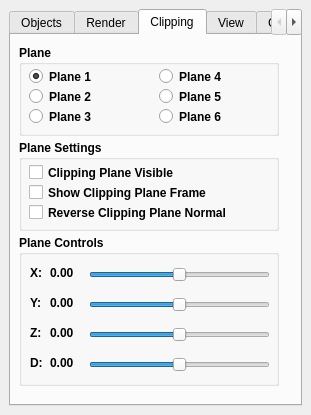
The window that src/Interface/Modules/Render/ViewSceneControls.ui (SCIInstitute/SCIRun) describes before a commit, drawn with Qt 5.
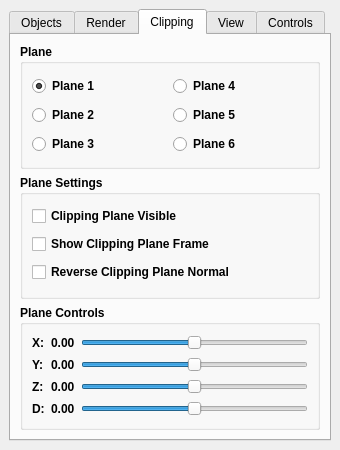
The same window after the commit. The open tabs and pages were chosen to show the change.

Commit message: Adjust VSCP GUI Closes #256

What changed in the file:
```diff
--- a/src/Interface/Modules/Render/ViewSceneControls.ui
+++ b/src/Interface/Modules/Render/ViewSceneControls.ui
@@ -6,14 +6,14 @@
    <rect>
     <x>0</x>
     <y>0</y>
-    <width>311</width>
-    <height>415</height>
+    <width>340</width>
+    <height>450</height>
    </rect>
   </property>
   <property name="minimumSize">
    <size>
-    <width>300</width>
-    <height>415</height>
+    <width>340</width>
+    <height>450</height>
    </size>
   </property>
   <property name="windowTitle">
@@ -221,18 +221,12 @@
        <attribute name="title">
         <string>Clipping</string>
        </attribute>
+       <layout class="QVBoxLayout" name="verticalLayout">
+        <item>
        <widget class="QGroupBox" name="groupBox_3">
         <property name="enabled">
          <bool>true</bool>
         </property>
-        <property name="geometry">
-         <rect>
-          <x>8</x>
-          <y>10</y>
-          <width>260</width>
-          <height>91</height>
-         </rect>
-        </property>
         <property name="font">
          <font>
           <weight>75</weight>
@@ -242,53 +236,22 @@
         <property name="title">
          <string>Plane</string>
         </property>
-        <widget class="QRadioButton" name="plane6RadioButton_">
-         <property name="enabled">
-          <bool>true</bool>
-         </property>
-         <property name="geometry">
-          <rect>
-           <x>140</x>
-           <y>63</y>
-           <width>91</width>
-           <height>17</height>
-          </rect>
-         </property>
+          <layout class="QGridLayout" name="gridLayout_2">
+           <item row="0" column="0">
+            <widget class="QRadioButton" name="plane1RadioButton_">
          <property name="text">
-          <string>Plane 6</string>
+              <string>Plane 1</string>
          </property>
          <property name="checked">
-          <bool>false</bool>
+              <bool>true</bool>
          </property>
          <attribute name="buttonGroup">
           <string notr="true">planeButtonGroup_</string>
          </attribute>
         </widget>
-        <widget class="QRadioButton" name="plane5RadioButton_">
-         <property name="geometry">
-          <rect>
-           <x>140</x>
-           <y>43</y>
-           <width>91</width>
-           <height>17</height>
-          </rect>
-         </property>
-         <property name="text">
-          <string>Plane 5</string>
-         </property>
-         <attribute name="buttonGroup">
-          <string notr="true">planeButtonGroup_</string>
-         </attribute>
-        </widget>
+           </item>
+           <item row="0" column="1">
         <widget class="QRadioButton" name="plane4RadioButton_">
-         <property name="geometry">
-          <rect>
-           <x>140</x>
-           <y>23</y>
-           <width>91</width>
-           <height>17</height>
-          </rect>
-         </property>
          <property name="text">
           <string>Plane 4</string>
          </property>
@@ -296,31 +259,9 @@
           <string notr="true">planeButtonGroup_</string>
          </attribute>
         </widget>
-        <widget class="QRadioButton" name="plane3RadioButton_">
-         <property name="geometry">
-          <rect>
-           <x>10</x>
-           <y>63</y>
-           <width>91</width>
-           <height>17</height>
-          </rect>
-         </property>
-         <property name="text">
-          <string>Plane 3</string>
-         </property>
-         <attribute name="buttonGroup">
-          <string notr="true">planeButtonGroup_</string>
-         </attribute>
-        </widget>
+           </item>
+           <item row="1" column="0">
         <widget class="QRadioButton" name="plane2RadioButton_">
-         <property name="geometry">
-          <rect>
-           <x>10</x>
-           <y>43</y>
-           <width>91</width>
-           <height>17</height>
-          </rect>
-         </property>
          <property name="text">
           <string>Plane 2</string>
          </property>
@@ -328,35 +269,48 @@
           <string notr="true">planeButtonGroup_</string>
          </attribute>
         </widget>
-        <widget class="QRadioButton" name="plane1RadioButton_">
-         <property name="geometry">
-          <rect>
-           <x>10</x>
-           <y>23</y>
-           <width>91</width>
-           <height>17</height>
-          </rect>
-         </property>
+           </item>
+           <item row="1" column="1">
+            <widget class="QRadioButton" name="plane5RadioButton_">
+             <property name="text">
+              <string>Plane 5</string>
+             </property>
+             <attribute name="buttonGroup">
+              <string notr="true">planeButtonGroup_</string>
+             </attribute>
+            </widget>
+           </item>
+           <item row="2" column="0">
+            <widget class="QRadioButton" name="plane3RadioButton_">
          <property name="text">
-          <string>Plane 1</string>
-         </property>
-         <property name="checked">
+              <string>Plane 3</string>
+             </property>
+             <attribute name="buttonGroup">
+              <string notr="true">planeButtonGroup_</string>
+             </attribute>
+            </widget>
+           </item>
+           <item row="2" column="1">
+            <widget class="QRadioButton" name="plane6RadioButton_">
+             <property name="enabled">
           <bool>true</bool>
          </property>
+             <property name="text">
+              <string>Plane 6</string>
+             </property>
+             <property name="checked">
+              <bool>false</bool>
+             </property>
          <attribute name="buttonGroup">
           <string notr="true">planeButtonGroup_</string>
          </attribute>
         </widget>
-       </widget>
+           </item>
+          </layout>
+         </widget>
+        </item>
+        <item>
        <widget class="QGroupBox" name="groupBox_4">
-        <property name="geometry">
-         <rect>
-          <x>8</x>
-          <y>105</y>
-          <width>260</width>
-          <height>91</height>
-         </rect>
-        </property>
         <property name="font">
          <font>
           <weight>75</weight>
@@ -366,55 +320,33 @@
         <property name="title">
          <string>Plane Settings</string>
         </property>
+          <layout class="QVBoxLayout" name="verticalLayout_2">
+           <item>
         <widget class="QCheckBox" name="planeVisibleCheckBox_">
-         <property name="geometry">
-          <rect>
-           <x>10</x>
-           <y>24</y>
-           <width>240</width>
-           <height>17</height>
-          </rect>
-         </property>
          <property name="text">
           <string>Clipping Plane Visible</string>
          </property>
         </widget>
+           </item>
+           <item>
         <widget class="QCheckBox" name="showPlaneFrameCheckBox_">
-         <property name="geometry">
-          <rect>
-           <x>10</x>
-           <y>44</y>
-           <width>240</width>
-           <height>17</height>
-          </rect>
-         </property>
          <property name="text">
           <string>Show Clipping Plane Frame</string>
          </property>
         </widget>
+           </item>
+           <item>
         <widget class="QCheckBox" name="reversePlaneNormalCheckBox_">
-         <property name="geometry">
-          <rect>
-           <x>10</x>
-           <y>64</y>
-           <width>240</width>
-           <height>17</height>
-          </rect>
-         </property>
          <property name="text">
           <string>Reverse Clipping Plane Normal</string>
          </property>
         </widget>
-       </widget>
+           </item>
+          </layout>
+         </widget>
+        </item>
+        <item>
        <widget class="QGroupBox" name="groupBox_5">
-        <property name="geometry">
-         <rect>
-          <x>8</x>
-          <y>200</y>
-          <width>260</width>
-          <height>151</height>
-         </rect>
-        </property>
         <property name="font">
          <font>
           <weight>75</weight>
@@ -424,167 +356,9 @@
         <property name="title">
          <string>Plane Controls</string>
         </property>
-        <widget class="QLabel" name="label_4">
-         <property name="geometry">
-          <rect>
-           <x>11</x>
-           <y>120</y>
-           <width>16</width>
-           <height>16</height>
-          </rect>
-         </property>
-         <property name="font">
-          <font>
-           <weight>75</weight>
-           <bold>true</bold>
-          </font>
-         </property>
-         <property name="text">
-          <string>D:</string>
-         </property>
-        </widget>
-        <widget class="QLabel" name="dSliderValueLabel_">
-         <property name="geometry">
-          <rect>
-           <x>31</x>
-           <y>120</y>
-           <width>41</width>
-           <height>16</height>
-          </rect>
-         </property>
-         <property name="font">
-          <font>
-           <weight>75</weight>
-           <bold>true</bold>
-          </font>
-         </property>
-         <property name="text">
-          <string>0.00</string>
-         </property>
-        </widget>
-        <widget class="QSlider" name="zValueHorizontalSlider_">
-         <property name="geometry">
-          <rect>
-           <x>70</x>
-           <y>90</y>
-           <width>181</width>
-           <height>20</height>
-          </rect>
-         </property>
-         <property name="minimum">
-          <number>-100</number>
-         </property>
-         <property name="maximum">
-          <number>100</number>
-         </property>
-         <property name="orientation">
-          <enum>Qt::Horizontal</enum>
-         </property>
-        </widget>
-        <widget class="QLabel" name="label_3">
-         <property name="geometry">
-          <rect>
-           <x>11</x>
-           <y>90</y>
-           <width>16</width>
-           <height>16</height>
-          </rect>
-         </property>
-         <property name="font">
-          <font>
-           <weight>75</weight>
-           <bold>true</bold>
-          </font>
-         </property>
-         <property name="text">
-          <string>Z:</string>
-         </property>
-        </widget>
-        <widget class="QLabel" name="xSliderValueLabel_">
-         <property name="geometry">
-          <rect>
-           <x>31</x>
-           <y>30</y>
-           <width>41</width>
-           <height>16</height>
-          </rect>
-         </property>
-         <property name="font">
-          <font>
-           <weight>75</weight>
-           <bold>true</bold>
-          </font>
-         </property>
-         <property name="text">
-          <string>0.00</string>
-         </property>
-        </widget>
-        <widget class="QSlider" name="dValueHorizontalSlider_">
-         <property name="geometry">
-          <rect>
-           <x>70</x>
-           <y>120</y>
-           <width>181</width>
-           <height>20</height>
-          </rect>
-         </property>
-         <property name="minimum">
-          <number>-100</number>
-         </property>
-         <property name="maximum">
-          <number>100</number>
-         </property>
-         <property name="orientation">
-          <enum>Qt::Horizontal</enum>
-         </property>
-        </widget>
-        <widget class="QLabel" name="ySliderValueLabel_">
-         <property name="geometry">
-          <rect>
-           <x>31</x>
-           <y>60</y>
-           <width>41</width>
-           <height>16</height>
-          </rect>
-         </property>
-         <property name="font">
-          <font>
-           <weight>75</weight>
-           <bold>true</bold>
-          </font>
-         </property>
-         <property name="text">
-          <string>0.00</string>
-         </property>
-        </widget>
-        <widget class="QSlider" name="xValueHorizontalSlider_">
-         <property name="geometry">
-          <rect>
-           <x>70</x>
-           <y>30</y>
-           <width>181</width>
-           <height>20</height>
-          </rect>
-         </property>
-         <property name="minimum">
-          <number>-100</number>
-         </property>
-         <property name="maximum">
-          <number>100</number>
-         </property>
-         <property name="orientation">
-          <enum>Qt::Horizontal</enum>
-         </property>
-        </widget>
+          <layout class="QGridLayout" name="gridLayout_3">
+           <item row="0" column="0">
         <widget class="QLabel" name="label">
-         <property name="geometry">
-          <rect>
-           <x>11</x>
-           <y>30</y>
-           <width>16</width>
-           <height>16</height>
-          </rect>
-         </property>
          <property name="font">
           <font>
            <weight>75</weight>
@@ -595,15 +369,9 @@
           <string>X:</string>
          </property>
         </widget>
-        <widget class="QLabel" name="zSliderValueLabel_">
-         <property name="geometry">
-          <rect>
-           <x>31</x>
-           <y>90</y>
-           <width>41</width>
-           <height>16</height>
-          </rect>
-         </property>
+           </item>
+           <item row="0" column="1">
+            <widget class="QLabel" name="xSliderValueLabel_">
          <property name="font">
           <font>
            <weight>75</weight>
@@ -614,15 +382,9 @@
           <string>0.00</string>
          </property>
         </widget>
-        <widget class="QSlider" name="yValueHorizontalSlider_">
-         <property name="geometry">
-          <rect>
-           <x>70</x>
-           <y>60</y>
-           <width>181</width>
-           <height>20</height>
-          </rect>
-         </property>
+           </item>
+           <item row="0" column="2">
+            <widget class="QSlider" name="xValueHorizontalSlider_">
          <property name="minimum">
           <number>-100</number>
          </property>
@@ -633,15 +395,9 @@
           <enum>Qt::Horizontal</enum>
          </property>
         </widget>
+           </item>
+           <item row="1" column="0">
         <widget class="QLabel" name="label_2">
-         <property name="geometry">
-          <rect>
-           <x>11</x>
-           <y>60</y>
-           <width>16</width>
-           <height>16</height>
-          </rect>
-         </property>
          <property name="font">
           <font>
            <weight>75</weight>
@@ -652,7 +408,115 @@
           <string>Y:</string>
          </property>
         </widget>
-       </widget>
+           </item>
+           <item row="1" column="1">
+            <widget class="QLabel" name="ySliderValueLabel_">
+             <property name="font">
+              <font>
+               <weight>75</weight>
+               <bold>true</bold>
+              </font>
+             </property>
+             <property name="text">
+              <string>0.00</string>
+             </property>
+            </widget>
+           </item>
+           <item row="1" column="2">
+            <widget class="QSlider" name="yValueHorizontalSlider_">
+             <property name="minimum">
+              <number>-100</number>
+             </property>
+             <property name="maximum">
+              <number>100</number>
+             </property>
+             <property name="orientation">
+              <enum>Qt::Horizontal</enum>
+             </property>
+            </widget>
+           </item>
+           <item row="2" column="0">
+            <widget class="QLabel" name="label_3">
+             <property name="font">
+              <font>
+               <weight>75</weight>
+               <bold>true</bold>
+              </font>
+             </property>
+             <property name="text">
+              <string>Z:</string>
+             </property>
+            </widget>
+           </item>
+           <item row="2" column="1">
+            <widget class="QLabel" name="zSliderValueLabel_">
+             <property name="font">
+              <font>
+               <weight>75</weight>
+               <bold>true</bold>
+              </font>
+             </property>
+             <property name="text">
+              <string>0.00</string>
+             </property>
+            </widget>
+           </item>
+           <item row="2" column="2">
+            <widget class="QSlider" name="zValueHorizontalSlider_">
+             <property name="minimum">
+              <number>-100</number>
+             </property>
+             <property name="maximum">
+              <number>100</number>
+             </property>
+             <property name="orientation">
+              <enum>Qt::Horizontal</enum>
+             </property>
+            </widget>
+           </item>
+           <item row="3" column="0">
+            <widget class="QLabel" name="label_4">
+             <property name="font">
+              <font>
+               <weight>75</weight>
+               <bold>true</bold>
+              </font>
+             </property>
+             <property name="text">
+              <string>D:</string>
+             </property>
+            </widget>
+           </item>
+           <item row="3" column="1">
+            <widget class="QLabel" name="dSliderValueLabel_">
+             <property name="font">
+              <font>
+               <weight>75</weight>
+               <bold>true</bold>
+              </font>
+             </property>
+             <property name="text">
+              <string>0.00</string>
+             </property>
+            </widget>
+           </item>
+           <item row="3" column="2">
+            <widget class="QSlider" name="dValueHorizontalSlider_">
+             <property name="minimum">
+              <number>-100</number>
+             </property>
+             <property name="maximum">
+              <number>100</number>
+             </property>
+             <property name="orientation">
+              <enum>Qt::Horizontal</enum>
+             </property>
+            </widget>
+           </item>
+          </layout>
+         </widget>
+        </item>
+       </layout>
       </widget>
       <widget class="QWidget" name="ViewTab">
        <attribute name="title">
```
Left out of the diff: 514 changed lines with no effect on the pictures. Lines whose indentation alone changed are shown as unchanged. The commit also changes 2 other files.
